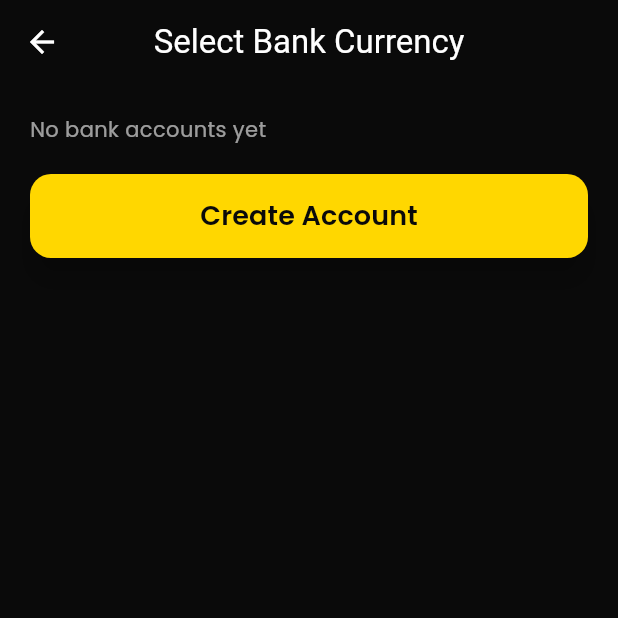
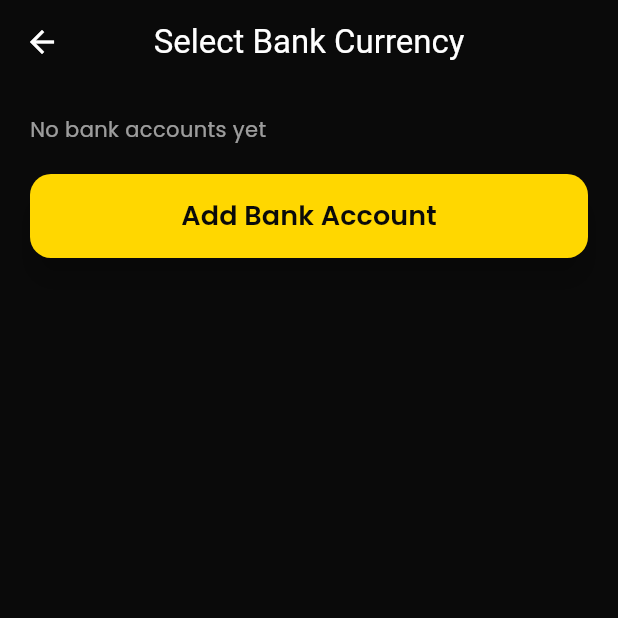
Before and after one commit to abhishek9682/MerraGoldApp, a Flutter app: the BankAccountsScreen screen opened directly, on a phone screen of 412 x 824 dp, the top half of it. Run offline on Flutter 3.47's test engine with Material 3 defaults, Android fonts, the phone set to English and light mode, and no system bars; our stand-ins replace file_picker, flutter_html, flutter_secure_storage, get_storage, google_fonts, local_auth and 2 more; accounts and stored records are empty; network calls fail.

Commit message:
Updated project

```diff
--- a/lib/controllers/buy_gold.dart
+++ b/lib/controllers/buy_gold.dart
@@ -6,6 +6,7 @@ import '../models/gold_purchage.dart';
 
 class BuyGold with ChangeNotifier {
   GoldPurchaseResponse? _paymentInitiationRequest;
+  String? mess="";
 
   GoldPurchaseResponse? get paymentInitiationRequest =>
       _paymentInitiationRequest;
@@ -26,7 +27,6 @@ class BuyGold with ChangeNotifier {
       print("Buy Gold response keys: ${response.keys}");
       print("Buy Gold response status value: ${response["status"]}");
 
-
       if (response != null && response["status"]== "success") {
         _paymentInitiationRequest = GoldPurchaseResponse.fromJson(response);
         _loading = false;
@@ -34,6 +34,7 @@ class BuyGold with ChangeNotifier {
         return true;   // SUCCESS ✔
       } else {
         _loading = false;
+        mess=response[0]["data"];
         notifyListeners();
         return false;  // FAILURE ❌
       }
--- a/lib/controllers/update_profile.dart
+++ b/lib/controllers/update_profile.dart
@@ -12,6 +12,7 @@ class UpdateProfiles with ChangeNotifier {
   bool _loading = false;
   bool get loading => _loading;
 
+  String message ="null";
   Future<void> updateProfile(Map<String, String> fields, Map<String, File> files) async {
     _loading = true;
     notifyListeners();
@@ -27,7 +28,8 @@ class UpdateProfiles with ChangeNotifier {
 
         debugPrint("✅ Profile Updated Successfully: ${updateResponse?.status}");
       } else {
-        updateResponse = null;
+        message=response[0]['data'];
+        updateResponse = response;
         debugPrint("⚠️ updateProfile(): Response was NULL");
       }
     // } catch (e) {
--- a/lib/controllers/user_registration.dart
+++ b/lib/controllers/user_registration.dart
@@ -5,7 +5,8 @@ import '../models/user_registration.dart';
 
 class CompleteProfileProvider with ChangeNotifier {
   ApiClient apiClient=ApiClient();
-
+  String _message="";
+  String get message=>_message;
   bool isLoading = false;
   String? apiStatus;
   UserRegistration? profileResponse;
@@ -26,6 +27,7 @@ class CompleteProfileProvider with ChangeNotifier {
         return true;
       } else {
         apiStatus = response?["data"][0] ?? "Profile update failed";
+        _message=response['data'];
         return false;
       }
 
--- a/lib/main.dart
+++ b/lib/main.dart
@@ -3,6 +3,7 @@ import 'package:flutter/services.dart';
 import 'package:get_storage/get_storage.dart';
 import 'package:goldproject/screens/app_lock_screen.dart';
 import 'package:goldproject/screens/terms_conditions_screen.dart';
+import 'package:goldproject/utils/token_storage.dart';
 import 'package:provider/provider.dart';
 import 'compenent/snackbar.dart';
 import 'controllers/Delete_Bank.dart';
@@ -35,7 +36,7 @@ import 'l10n/app_localizations.dart';
 void main() async{
   WidgetsFlutterBinding.ensureInitialized();
   await GetStorage.init();
-  // Set status bar color
+  await TokenStorage.init();
   SystemChrome.setSystemUIOverlayStyle(
     const SystemUiOverlayStyle(
       statusBarColor: Colors.transparent,
--- a/lib/screens/add_bank_account_screen.dart
+++ b/lib/screens/add_bank_account_screen.dart
@@ -28,7 +28,6 @@ class _AddBankAccountScreenState extends State<AddBankAccountScreen> {
   final TextEditingController _branchController = TextEditingController();
 
   bool isLoading = false;
-
   /// FIXED: make nullable!
   String? _selectedAccountType;
   int _selectedNavIndex = 3;
--- a/lib/screens/bank_accounts_screen.dart
+++ b/lib/screens/bank_accounts_screen.dart
@@ -44,7 +44,7 @@ class _BankAccountsScreenState extends State<BankAccountsScreen> {
     });
   }
 
-  Future<void> _setPrimary(ProfileDetailsProvider provider, int bankId) async {
+  Future<void>  _setPrimary(ProfileDetailsProvider provider, int bankId) async {
     setState(() => _loadingAction = true);
 
     try {
@@ -319,7 +319,7 @@ class _BankAccountsScreenState extends State<BankAccountsScreen> {
                   elevation: 8,
                   shape: RoundedRectangleBorder(borderRadius: BorderRadius.circular(14)),
                 ),
-                child: Text(TokenStorage.translate("Create Account"), style: AppTextStyles.buttonText),
+                child: Text("Add Bank Account", style: AppTextStyles.buttonText),
               ),
             ),
             SizedBox( height:10),
--- a/lib/screens/complete_profile_screen.dart
+++ b/lib/screens/complete_profile_screen.dart
@@ -99,7 +99,7 @@ class _CompleteProfileScreenState extends State<CompleteProfileScreen> {
     } else {
       ScaffoldMessenger.of(context).showSnackBar(
         SnackBar(
-          content: Text(provider.apiStatus ?? "Failed to update profile"),
+          content: Text(provider.apiStatus ?? "Failed ${provider.message}"),
           backgroundColor: Colors.red,
         ),
       );
--- a/lib/screens/history_screen.dart
+++ b/lib/screens/history_screen.dart
@@ -162,7 +162,7 @@ class _HistoryScreenState extends State<HistoryScreen> {
     );
   }
 
-  Widget _transactionList() {
+  Widget  _transactionList() {
     return Padding(
       padding: const EdgeInsets.symmetric(horizontal: 20),
       child: Column(
--- a/lib/screens/personal_details_screen.dart
+++ b/lib/screens/personal_details_screen.dart
@@ -461,7 +461,7 @@ class _PersonalDetailsScreenState extends State<PersonalDetailsScreen> {
         }
       } else {
         _showErrorSnackbar(
-            "Update failed! Try again ${profile.updateResponse?.message}");
+            "Update failed! Try again? ${profile.message}");
       }
     } catch (e) {
       _showErrorSnackbar("An error occurred while updating profile");
@@ -508,6 +508,7 @@ class _PersonalDetailsScreenState extends State<PersonalDetailsScreen> {
           kycId.clear();
           _currentStep = 0; // go back to step 1 after success
         });
+
       } else {
         final errorMessage = response?['data'] is List
             ? (response['data'] as List).join("\n")
--- a/lib/utils/token_storage.dart
+++ b/lib/utils/token_storage.dart
@@ -1,10 +1,9 @@
 import 'dart:convert';
-
 import 'package:shared_preferences/shared_preferences.dart';
 
 class TokenStorage {
   static const String _keyToken = "auth_token";
-  static Map<String, dynamic> _langData = {};
+  static Map<String, dynamic> _langData = <String,dynamic>{};
   static const String  _keyLang ="lang";
 
   /// Save Token
@@ -45,7 +44,7 @@ class TokenStorage {
 
 // Get language data (JSON string)
   static String translate(String key) {
-    return _langData[key]?.toString() ?? key;
+    return (_langData[key]?.toString() ?? key).toString();
   }
 
 // Remove language data
```
Also changed, not shown: lib/screens/buy_gold_payment_screen.dart (+3 -4 lines), lib/screens/wallet_screen.dart (+12 -6 lines).
